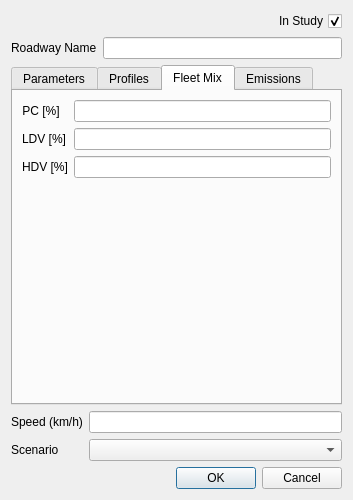
Old version of the form ui/ui_roadways.ui in the repository eurocontrol-asu/open_alaqs.
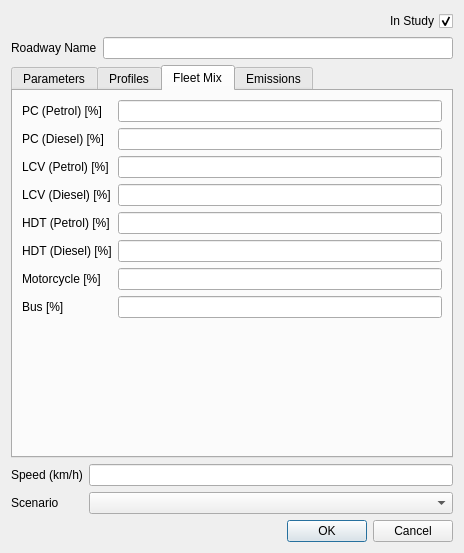
New version of the form. The open tabs and pages were chosen to show the change.

Commit message: Update the interface (as discussed with Stavros)

Diff of the .ui file:
```diff
--- a/ui/ui_roadways.ui
+++ b/ui/ui_roadways.ui
@@ -6,8 +6,8 @@
    <rect>
     <x>0</x>
     <y>0</y>
-    <width>353</width>
-    <height>500</height>
+    <width>464</width>
+    <height>553</height>
    </rect>
   </property>
   <property name="windowTitle">
@@ -183,10 +183,7 @@
        <item row="0" column="0">
         <widget class="QLabel" name="label_22">
          <property name="text">
-          <string>PC [%]</string>
-         </property>
-         <property name="alignment">
-          <set>Qt::AlignCenter</set>
+          <string>PC (Petrol) [%]</string>
          </property>
         </widget>
        </item>
@@ -196,10 +193,7 @@
        <item row="1" column="0">
         <widget class="QLabel" name="label_23">
          <property name="text">
-          <string>LDV [%]</string>
-         </property>
-         <property name="alignment">
-          <set>Qt::AlignCenter</set>
+          <string>PC (Diesel) [%]</string>
          </property>
         </widget>
        </item>
@@ -209,15 +203,62 @@
        <item row="2" column="0">
         <widget class="QLabel" name="label_24">
          <property name="text">
-          <string>HDV [%]</string>
-         </property>
-         <property name="alignment">
-          <set>Qt::AlignCenter</set>
+          <string>LCV (Petrol) [%]</string>
          </property>
         </widget>
        </item>
        <item row="2" column="1">
-        <widget class="QLineEdit" name="vehicle_heavy"/>
+        <widget class="QLineEdit" name="lCVPetrolLineEdit"/>
+       </item>
+       <item row="3" column="0">
+        <widget class="QLabel" name="lCVDieselLabel">
+         <property name="text">
+          <string>LCV (Diesel) [%]</string>
+         </property>
+        </widget>
+       </item>
+       <item row="3" column="1">
+        <widget class="QLineEdit" name="lCVDieselLineEdit"/>
+       </item>
+       <item row="4" column="0">
+        <widget class="QLabel" name="hDTPetrolLabel">
+         <property name="text">
+          <string>HDT (Petrol) [%]</string>
+         </property>
+        </widget>
+       </item>
+       <item row="4" column="1">
+        <widget class="QLineEdit" name="hDTPetrolLineEdit"/>
+       </item>
+       <item row="5" column="0">
+        <widget class="QLabel" name="hDTDieselLabel">
+         <property name="text">
+          <string>HDT (Diesel) [%]</string>
+         </property>
+        </widget>
+       </item>
+       <item row="5" column="1">
+        <widget class="QLineEdit" name="hDTDieselLineEdit"/>
+       </item>
+       <item row="6" column="0">
+        <widget class="QLabel" name="motorcycleLabel">
+         <property name="text">
+          <string>Motorcycle [%]</string>
+         </property>
+        </widget>
+       </item>
+       <item row="6" column="1">
+        <widget class="QLineEdit" name="motorcycleLineEdit"/>
+       </item>
+       <item row="7" column="0">
+        <widget class="QLabel" name="busLabel">
+         <property name="text">
+          <string>Bus [%]</string>
+         </property>
+        </widget>
+       </item>
+       <item row="7" column="1">
+        <widget class="QLineEdit" name="busLineEdit"/>
        </item>
       </layout>
      </widget>
```
Left out of the diff: 21 changed lines with no effect on the pictures. The commit also changes 3 other files.
